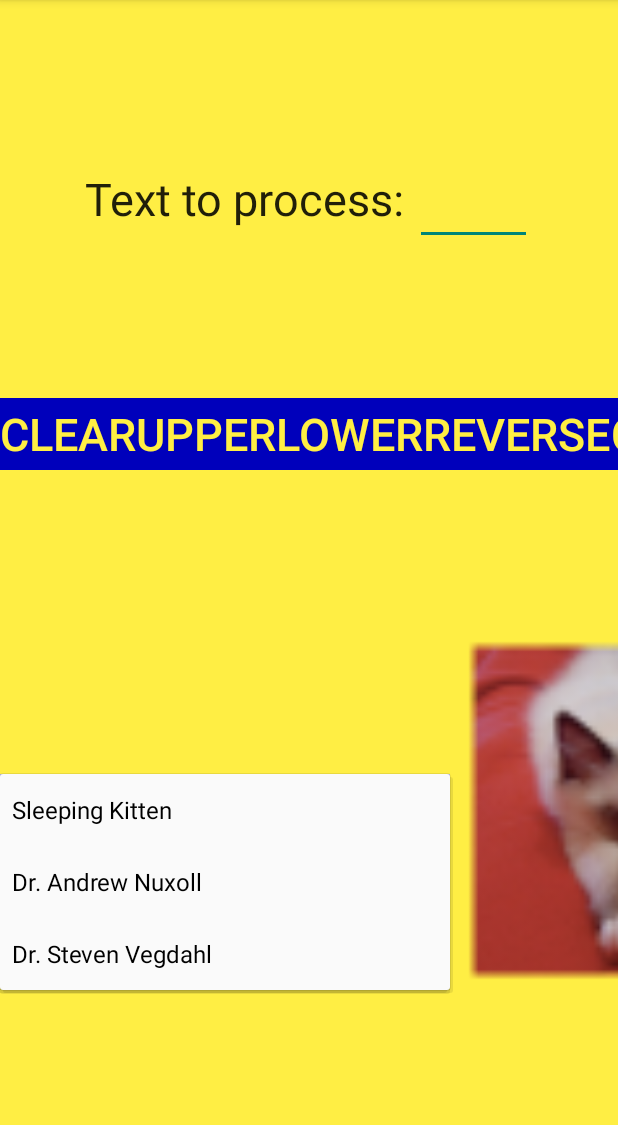
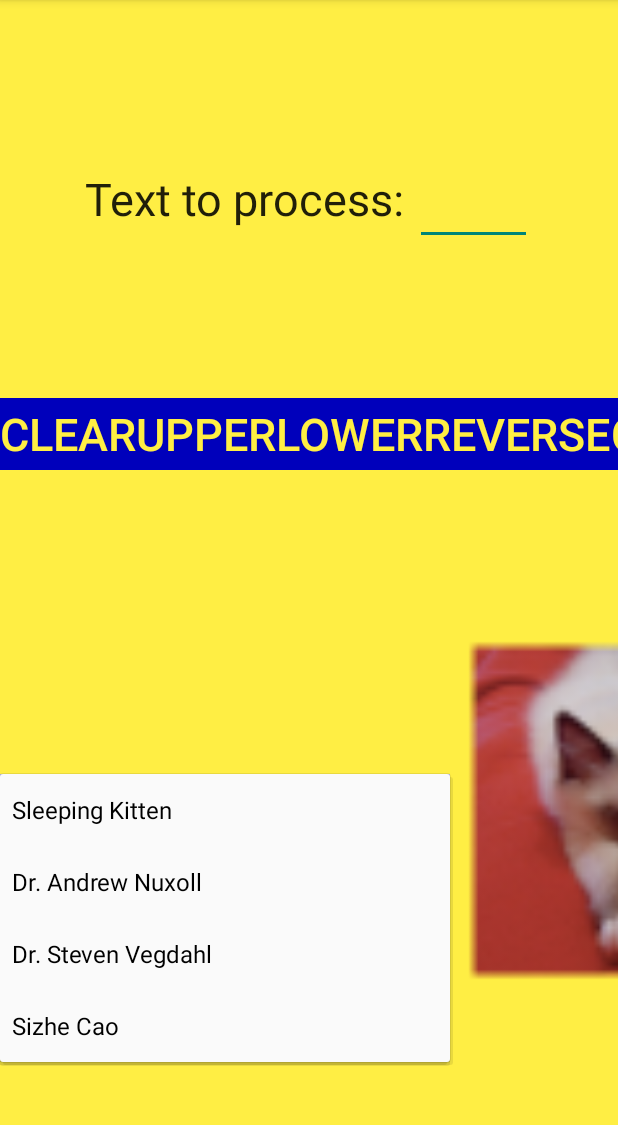
Before and after one commit to esion18/GitLab, an Android app: the screen it shows after launch (TextModActivity), after a tap on "Sleeping Kitten", on a phone screen of 412 x 824 dp, the part 84-1209 px from its top. Run offline under Robolectric (Android 15) with nearby library versions, the phone set to English and light mode, and no system bars; 2 other taps on this screen came first.

Commit message:
Add Sizhe picture!

```diff
--- a/app/src/main/res/values/arrays.xml
+++ b/app/src/main/res/values/arrays.xml
@@ -9,12 +9,14 @@
         <item>@mipmap/kitten</item>
         <item>@mipmap/nuxoll</item>
         <item>@mipmap/vegdahl</item>
+        <item>@mipmap/sizhe_cao</item>
     </array>
 
     <string-array name="spinner_names">
         <item>Sleeping Kitten</item>
         <item>Dr. Andrew Nuxoll</item>
         <item>Dr. Steven Vegdahl</item>
+        <item>Sizhe Cao</item>
     </string-array>
 
 </resources>
```
Also changed, not shown: app/src/main/res/mipmap-hdpi/sizhe_cao.png (added), app/src/main/res/mipmap-mdpi/sizhe_cao.png (added), app/src/main/res/mipmap-xhdpi/sizhe_cao.png (added), app/src/main/res/mipmap-xxhdpi/sizhe_cao.png (added), app/src/main/res/mipmap-xxxhdpi/sizhe_cao.png (added), app/src/main/sizhe_cao-web.png (added).
